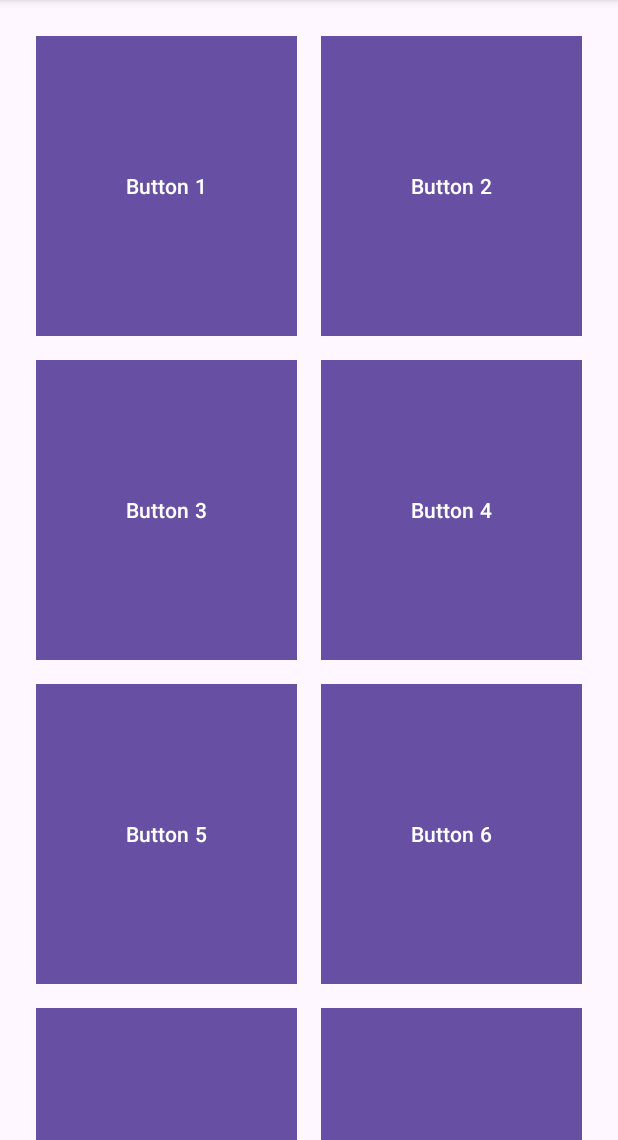
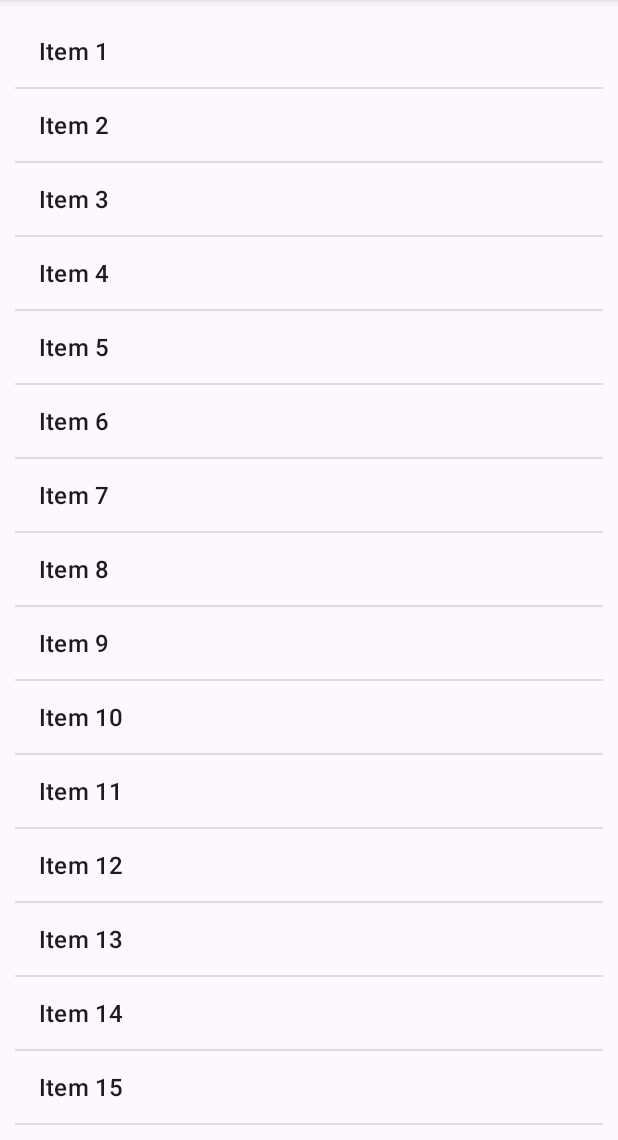
Before and after one commit to marufkhan09/layoutApp, an Android app: the screen it shows after launch (MainActivity), on a phone screen of 412 x 824 dp, the part 96-1236 px from its top. Run offline under Robolectric (Android 15) with nearby library versions, the phone set to English and light mode, and no system bars.

Commit message:
listview added

```diff
--- a/app/src/main/java/com/app/layout/MainActivity.java
+++ b/app/src/main/java/com/app/layout/MainActivity.java
@@ -1,6 +1,8 @@
 package com.app.layout;
 
 import android.os.Bundle;
+import android.widget.ArrayAdapter;
+import android.widget.ListView;
 
 import androidx.activity.EdgeToEdge;
 import androidx.appcompat.app.AppCompatActivity;
@@ -10,11 +12,21 @@ import androidx.core.view.WindowInsetsCompat;
 
 public class MainActivity extends AppCompatActivity {
 
+    ListView listView;
+    String[] items = {
+            "Item 1", "Item 2", "Item 3", "Item 4", "Item 5",
+            "Item 6", "Item 7", "Item 8", "Item 9", "Item 10",
+            "Item 11", "Item 12", "Item 13", "Item 14", "Item 15",
+            "Item 16", "Item 17", "Item 18", "Item 19", "Item 20"
+    };
+
     @Override
     protected void onCreate(Bundle savedInstanceState) {
         super.onCreate(savedInstanceState);
         EdgeToEdge.enable(this);
         setContentView(R.layout.activity_main);
-
+        listView = findViewById(R.id.listview);
+        ArrayAdapter<String> adapter = new ArrayAdapter<>(this, android.R.layout.simple_list_item_1, items);
+        listView.setAdapter(adapter);
     }
 }
--- a/app/src/main/res/layout/activity_main.xml
+++ b/app/src/main/res/layout/activity_main.xml
@@ -1,5 +1,5 @@
 <?xml version="1.0" encoding="utf-8"?>
-<androidx.core.widget.NestedScrollView xmlns:android="http://schemas.android.com/apk/res/android"
+<androidx.constraintlayout.widget.ConstraintLayout xmlns:android="http://schemas.android.com/apk/res/android"
     xmlns:app="http://schemas.android.com/apk/res-auto"
     xmlns:tools="http://schemas.android.com/tools"
     android:layout_width="match_parent"
@@ -7,127 +7,12 @@
     android:fitsSystemWindows="true"
     tools:context=".MainActivity">
 
-    <!-- GridLayout to organize buttons in columns and rows -->
-<androidx.gridlayout.widget.GridLayout
-android:layout_width="match_parent"
-android:layout_height="wrap_content"
-android:layout_margin="16dp"
-app:columnCount="2">
+    <ListView
+        android:id="@+id/listview"
+        android:layout_margin="10dp"
+        android:layout_width="match_parent"
+        android:layout_height="match_parent">
 
-    <!-- Button 1 -->
-<Button
-android:layout_width="0dp"
-    android:layout_height="200dp"
-    android:layout_margin="8dp"
-    android:backgroundTint="#F44336"
-    android:background="@drawable/button_background"
-    android:text="Button 1"
-    app:layout_columnWeight="1"
-    app:layout_rowWeight="1" />
+    </ListView>
 
-    <!-- Button 2 -->
-<Button
-android:layout_width="0dp"
-android:layout_height="200dp"
-android:layout_margin="8dp"
-android:backgroundTint="#009688"
-android:text="Button 2"
-app:layout_columnWeight="1"
-app:layout_rowWeight="1"
-android:background="@drawable/button_background" />
-
-    <!-- Button 3 -->
-<Button
-android:layout_width="0dp"
-android:layout_height="200dp"
-android:layout_margin="8dp"
-android:backgroundTint="#9C27B0"
-android:text="Button 3"
-android:background="@drawable/button_background"
-app:layout_columnWeight="1"
-app:layout_rowWeight="1" />
-
-    <!-- Button 4 -->
-<Button
-android:layout_width="0dp"
-android:layout_height="200dp"
-android:layout_margin="8dp"
-android:backgroundTint="#FFEB3B"
-android:text="Button 4"
-android:background="@drawable/button_background"
-app:layout_columnWeight="1"
-app:layout_rowWeight="1" />
-
-    <!-- Button 5 -->
-<Button
-android:layout_width="0dp"
-android:layout_height="200dp"
-android:layout_margin="8dp"
-android:backgroundTint="#03A9F4"
-android:text="Button 5"
-android:background="@drawable/button_background"
-app:layout_columnWeight="1"
-app:layout_rowWeight="1" />
-
-    <!-- Button 6 -->
-<Button
-android:layout_width="0dp"
-android:layout_height="200dp"
-android:layout_margin="8dp"
-android:backgroundTint="#8BC34A"
-android:text="Button 6"
-app:layout_columnWeight="1"
-app:layout_gravity="fill"
-android:background="@drawable/button_background"
-app:layout_rowWeight="1" />
-
-    <!-- Button 7 -->
-<Button
-android:layout_width="0dp"
-android:layout_height="200dp"
-android:layout_margin="8dp"
-android:backgroundTint="#E91E63"
-android:background="@drawable/button_background"
-android:text="Button 7"
-app:layout_columnWeight="1"
-app:layout_gravity="fill"
-app:layout_rowWeight="1" />
-
-    <!-- Button 8 -->
-<Button
-android:layout_width="0dp"
-android:layout_height="200dp"
-android:layout_margin="8dp"
-android:backgroundTint="#3F51B5"
-android:background="@drawable/button_background"
-android:text="Button 8"
-app:layout_columnWeight="1"
-app:layout_gravity="fill"
-app:layout_rowWeight="1" />
-
-    <!-- Button 9 -->
-<Button
-android:layout_width="0dp"
-android:layout_height="200dp"
-android:layout_margin="8dp"
-android:backgroundTint="#FFECB3"
-android:text="Button 9"
-android:background="@drawable/button_background"
-app:layout_columnWeight="1"
-app:layout_gravity="fill"
-app:layout_rowWeight="1" />
-
-    <!-- Button 10 -->
-<Button
-android:layout_width="0dp"
-android:layout_height="200dp"
-android:layout_margin="8dp"
-android:backgroundTint="#C62828"
-android:text="Button 10"
-android:background="@drawable/button_background"
-app:layout_columnWeight="1"
-app:layout_gravity="fill"
-app:layout_rowWeight="1" />
-    </androidx.gridlayout.widget.GridLayout>
-
-    </androidx.core.widget.NestedScrollView>
+    </androidx.constraintlayout.widget.ConstraintLayout>
```
